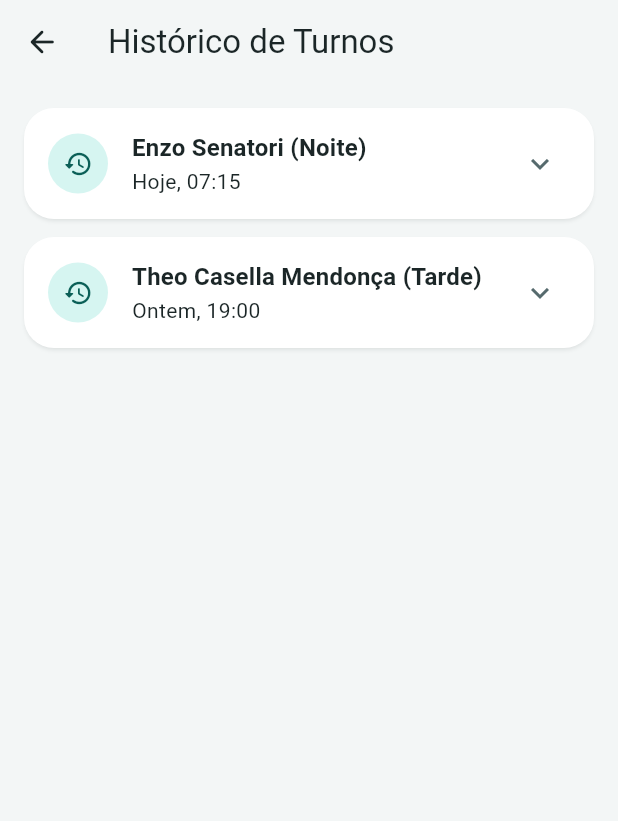
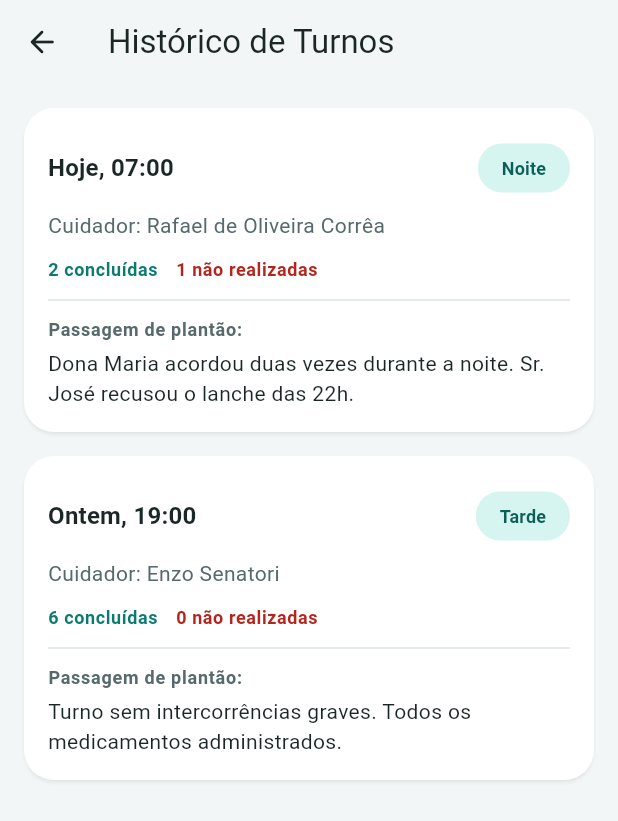
Before and after one commit to EnzoSenatori/Geratrix, a Flutter app: the HistoricoTurnosScreen screen opened by its route, on a phone screen of 412 x 824 dp. Shown: the top 821 px of the screen. Run offline on Flutter 3.47's test engine with Material 3 defaults, Android fonts, the phone set to English and light mode, and no system bars; missing offline and left inert: mqtt_client.

```diff
--- a/geratrix_flutter/lib/screens/historico_turnos_screen.dart
+++ b/geratrix_flutter/lib/screens/historico_turnos_screen.dart
@@ -1,48 +1,28 @@
 import 'package:flutter/material.dart';
 
-// Modelo temporário para o histórico de plantões finalizados
-class TurnoHistorico {
-  final String id;
-  final String data;
-  final String cuidador;
-  final String turno;
-  final int concluidas;
-  final int naoRealizadas;
-  final String passagemPlantao;
+import '../models/turno_historico.dart';
 
-  const TurnoHistorico({
-    required this.id,
-    required this.data,
-    required this.cuidador,
-    required this.turno,
-    required this.concluidas,
-    required this.naoRealizadas,
-    required this.passagemPlantao,
-  });
-}
-
-const _historicoMock = [
+// Dados fictícios de histórico de turnos anteriores
+final _historicoMock = [
   TurnoHistorico(
-    id: '101',
-    data: 'Hoje, 07:15',
-    cuidador: 'Enzo Senatori',
+    data: 'Hoje, 07:00',
+    cuidador: 'Rafael de Oliveira Corrêa',
     turno: 'Noite',
-    concluidas: 12,
+    concluidas: 2,
     naoRealizadas: 1,
-    passagemPlantao: 'Dona Carmem reclamou de dor lombar. Medicação administrada conforme prescrição.',
+    observacoes: 'Dona Maria acordou duas vezes durante a noite. Sr. José recusou o lanche das 22h.',
   ),
   TurnoHistorico(
-    id: '100',
     data: 'Ontem, 19:00',
-    cuidador: 'Theo Casella Mendonça',
+    cuidador: 'Enzo Senatori',
     turno: 'Tarde',
-    concluidas: 15,
+    concluidas: 6,
     naoRealizadas: 0,
-    passagemPlantao: 'Sem intercorrências graves. Todos os residentes alimentados.',
+    observacoes: 'Turno sem intercorrências graves. Todos os medicamentos administrados.',
   ),
 ];
 
-// Tela de consulta do histórico de turnos encerrados para a gestão
+// Tela de Histórico de Turnos e Relatórios Gerenciais
 class HistoricoTurnosScreen extends StatelessWidget {
   const HistoricoTurnosScreen({super.key});
 
@@ -63,44 +43,83 @@ class HistoricoTurnosScreen extends StatelessWidget {
         child: ListView.separated(
           padding: const EdgeInsets.all(16.0),
           itemCount: _historicoMock.length,
-          separatorBuilder: (context, index) => const SizedBox(height: 12),
+          separatorBuilder: (context, index) => const SizedBox(height: 16),
           itemBuilder: (context, index) {
             final turno = _historicoMock[index];
 
             return Card(
-              child: ExpansionTile(
-                leading: CircleAvatar(
-                  backgroundColor: cores.primaryContainer,
-                  foregroundColor: cores.onPrimaryContainer,
-                  child: const Icon(Icons.history_rounded, size: 20),
-                ),
-                title: Text(
-                  '${turno.cuidador} (${turno.turno})',
-                  style: textos.titleMedium?.copyWith(fontWeight: FontWeight.bold),
-                ),
-                subtitle: Text(turno.data),
-                childrenPadding: const EdgeInsets.fromLTRB(16, 0, 16, 16),
-                expandedCrossAxisAlignment: CrossAxisAlignment.start,
+              child: Padding(
+                padding: const EdgeInsets.all(16.0),
+                child: Column(
+                  crossAxisAlignment: CrossAxisAlignment.start,
                   children: [
-                  const Divider(),
                     Row(
                       mainAxisAlignment: MainAxisAlignment.spaceBetween,
                       children: [
-                      Text('Concluídas: ${turno.concluidas}', style: TextStyle(color: cores.primary, fontWeight: FontWeight.bold)),
-                      Text('Não realizadas: ${turno.naoRealizadas}', style: TextStyle(color: cores.error, fontWeight: FontWeight.bold)),
+                        Text(
+                          turno.data,
+                          style: textos.titleMedium?.copyWith(
+                            fontWeight: FontWeight.bold,
+                          ),
+                        ),
+                        Chip(
+                          label: Text(turno.turno),
+                          labelStyle: TextStyle(
+                            color: cores.onPrimaryContainer,
+                            fontWeight: FontWeight.w600,
+                            fontSize: 12,
+                          ),
+                          backgroundColor: cores.primaryContainer,
+                          side: BorderSide.none,
+                          shape: const StadiumBorder(),
+                        ),
                       ],
-                  ),
-                  const SizedBox(height: 12),
-                  Text(
-                    'Passagem de plantão:',
-                    style: textos.labelMedium?.copyWith(color: cores.onSurfaceVariant, fontWeight: FontWeight.bold),
                     ),
                     const SizedBox(height: 4),
                     Text(
-                    turno.passagemPlantao,
+                      'Cuidador: ${turno.cuidador}',
+                      style: textos.bodyMedium?.copyWith(
+                        color: cores.onSurfaceVariant,
+                      ),
+                    ),
+                    const SizedBox(height: 12),
+                    Row(
+                      children: [
+                        // Ajustado para cores.secondary para garantir contraste em textos/ícones sobre fundo claro
+                        Text(
+                          '${turno.concluidas} concluídas',
+                          style: textos.bodySmall?.copyWith(
+                            color: cores.secondary,
+                            fontWeight: FontWeight.bold,
+                          ),
+                        ),
+                        const SizedBox(width: 12),
+                        Text(
+                          '${turno.naoRealizadas} não realizadas',
+                          style: textos.bodySmall?.copyWith(
+                            color: cores.error,
+                            fontWeight: FontWeight.bold,
+                          ),
+                        ),
+                      ],
+                    ),
+                    if (turno.observacoes.isNotEmpty) ...[
+                      const Divider(height: 24),
+                      Text(
+                        'Passagem de plantão:',
+                        style: textos.labelMedium?.copyWith(
+                          color: cores.onSurfaceVariant,
+                          fontWeight: FontWeight.w600,
+                        ),
+                      ),
+                      const SizedBox(height: 4),
+                      Text(
+                        turno.observacoes,
                         style: textos.bodyMedium,
                       ),
                     ],
+                  ],
+                ),
               ),
             );
           },
```
Also changed, not shown: geratrix_flutter/lib/models/turno_historico.dart (added, +18 -0 lines), geratrix_flutter/lib/screens/residente_screen.dart (+107 -114 lines). Lines whose indentation alone changed are shown as unchanged.
